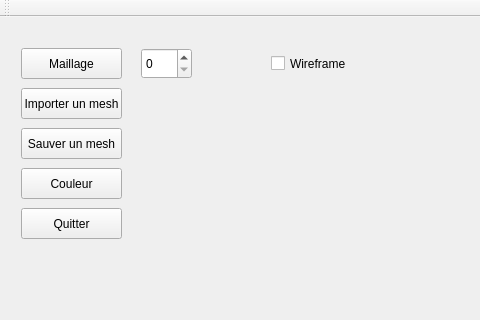
First picture: the form in Mesh_Computational_Geometry/mainwindow.ui, repository Tiinmarr/Mesh_Modelisation, before the edit; both pictures show x 0 to 480 and y 0 to 320 of the 747 by 528 pixel window.
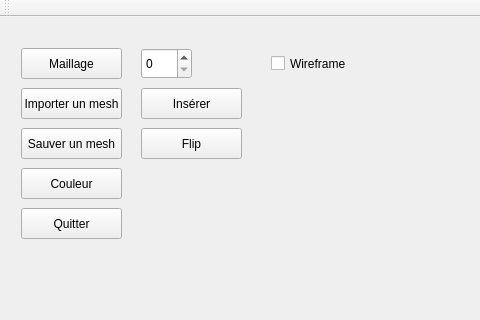
Second picture: the form after the edit. Custom widgets are drawn as their Qt base class.

Commit message: add flip & split

Diff of the .ui file:
```diff
--- a/Mesh_Computational_Geometry/mainwindow.ui
+++ b/Mesh_Computational_Geometry/mainwindow.ui
@@ -114,6 +114,32 @@
         <string>Wireframe</string>
        </property>
       </widget>
+      <widget class="QPushButton" name="Insert">
+       <property name="geometry">
+        <rect>
+         <x>130</x>
+         <y>60</y>
+         <width>101</width>
+         <height>31</height>
+        </rect>
+       </property>
+       <property name="text">
+        <string>Insérer</string>
+       </property>
+      </widget>
+      <widget class="QPushButton" name="Flip">
+       <property name="geometry">
+        <rect>
+         <x>130</x>
+         <y>100</y>
+         <width>101</width>
+         <height>31</height>
+        </rect>
+       </property>
+       <property name="text">
+        <string>Flip</string>
+       </property>
+      </widget>
      </widget>
     </item>
    </layout>
```
The commit also changes 6 other files.
